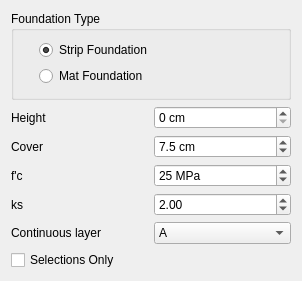
Qt form safe/punch/Resources/ui/foundation_panel.ui (ebrahimraeyat/OSAFE) before a commit.
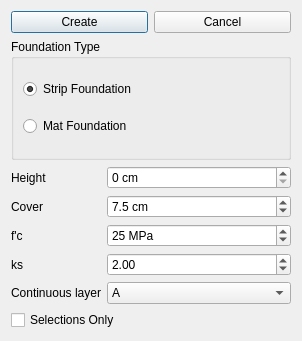
The same form after that commit. Icons and pictures are not drawn.

Commit message: Remove standard buttons from dialogs

```diff
--- a/safe/punch/Resources/ui/foundation_panel.ui
+++ b/safe/punch/Resources/ui/foundation_panel.ui
@@ -7,13 +7,51 @@
     <x>0</x>
     <y>0</y>
     <width>302</width>
-    <height>281</height>
+    <height>341</height>
    </rect>
   </property>
   <property name="windowTitle">
    <string>Create Foundation</string>
   </property>
-  <layout class="QVBoxLayout" name="verticalLayout_3">
+  <layout class="QVBoxLayout" name="verticalLayout">
+   <item>
+    <layout class="QHBoxLayout" name="horizontalLayout">
+     <item>
+      <widget class="QPushButton" name="create_pushbutton">
+       <property name="text">
+        <string>Create</string>
+       </property>
+       <property name="icon">
+        <iconset resource="../../py_widget/resource.qrc">
+         <normaloff>:/safe/Resources/icons/foundation.svg</normaloff>:/safe/Resources/icons/foundation.svg</iconset>
+       </property>
+       <property name="iconSize">
+        <size>
+         <width>40</width>
+         <height>40</height>
+        </size>
+       </property>
+      </widget>
+     </item>
+     <item>
+      <widget class="QPushButton" name="cancel_pushbutton">
+       <property name="text">
+        <string>Cancel</string>
+       </property>
+       <property name="icon">
+        <iconset resource="../../py_widget/resource.qrc">
+         <normaloff>:/safe/Resources/icons/cancel.png</normaloff>:/safe/Resources/icons/cancel.png</iconset>
+       </property>
+       <property name="iconSize">
+        <size>
+         <width>40</width>
+         <height>40</height>
+        </size>
+       </property>
+      </widget>
+     </item>
+    </layout>
+   </item>
    <item>
     <widget class="QGroupBox" name="groupBox">
      <property name="autoFillBackground">
@@ -23,12 +61,9 @@
       <string>Foundation Type</string>
      </property>
      <property name="flat">
-      <bool>true</bool>
+      <bool>false</bool>
      </property>
-     <layout class="QVBoxLayout" name="verticalLayout_4">
-      <property name="leftMargin">
-       <number>25</number>
-      </property>
+     <layout class="QVBoxLayout" name="verticalLayout_2">
       <item>
        <widget class="QRadioButton" name="strip">
         <property name="text">
@@ -53,15 +88,57 @@
     </widget>
    </item>
    <item>
-    <layout class="QGridLayout" name="gridLayout">
-     <item row="3" column="0">
+    <layout class="QFormLayout" name="formLayout">
+     <item row="0" column="0">
+      <widget class="QLabel" name="label">
+       <property name="text">
+        <string>Height</string>
+       </property>
+      </widget>
+     </item>
+     <item row="0" column="1">
+      <widget class="QSpinBox" name="height_spinbox">
+       <property name="suffix">
+        <string> cm</string>
+       </property>
+       <property name="maximum">
+        <number>500</number>
+       </property>
+       <property name="singleStep">
+        <number>5</number>
+       </property>
+       <property name="value">
+        <number>0</number>
+       </property>
+      </widget>
+     </item>
+     <item row="1" column="0">
       <widget class="QLabel" name="label_2">
        <property name="text">
         <string>Cover</string>
        </property>
       </widget>
      </item>
-     <item row="4" column="0">
+     <item row="1" column="1">
+      <widget class="QDoubleSpinBox" name="cover">
+       <property name="suffix">
+        <string> cm</string>
+       </property>
+       <property name="decimals">
+        <number>1</number>
+       </property>
+       <property name="minimum">
+        <double>1.000000000000000</double>
+       </property>
+       <property name="maximum">
+        <double>15.000000000000000</double>
+       </property>
+       <property name="value">
+        <double>7.500000000000000</double>
+       </property>
+      </widget>
+     </item>
+     <item row="2" column="0">
       <widget class="QLabel" name="label_3">
        <property name="text">
         <string>f'c</string>
@@ -69,22 +146,6 @@
       </widget>
      </item>
      <item row="2" column="1">
-      <widget class="QSpinBox" name="height_spinbox">
-       <property name="suffix">
-        <string> cm</string>
-       </property>
-       <property name="maximum">
-        <number>500</number>
-       </property>
-       <property name="singleStep">
-        <number>5</number>
-       </property>
-       <property name="value">
-        <number>0</number>
-       </property>
-      </widget>
-     </item>
-     <item row="4" column="1">
       <widget class="QSpinBox" name="fc">
        <property name="suffix">
         <string> MPa</string>
@@ -97,66 +158,14 @@
        </property>
       </widget>
      </item>
-     <item row="2" column="0">
-      <widget class="QLabel" name="label">
-       <property name="text">
-        <string>Height</string>
-       </property>
-      </widget>
-     </item>
-     <item row="6" column="0">
-      <widget class="QLabel" name="label_4">
-       <property name="text">
-        <string>Continuous layer</string>
-       </property>
-      </widget>
-     </item>
-     <item row="6" column="1">
-      <widget class="QComboBox" name="continuous_layer">
-       <item>
-        <property name="text">
-         <string>A</string>
-        </property>
-       </item>
-       <item>
-        <property name="text">
-         <string>B</string>
-        </property>
-       </item>
-       <item>
-        <property name="text">
-         <string>AB</string>
-        </property>
-       </item>
-      </widget>
-     </item>
-     <item row="3" column="1">
-      <widget class="QDoubleSpinBox" name="cover">
-       <property name="suffix">
-        <string> cm</string>
-       </property>
-       <property name="decimals">
-        <number>1</number>
-       </property>
-       <property name="minimum">
-        <double>1.000000000000000</double>
-       </property>
-       <property name="maximum">
-        <double>15.000000000000000</double>
-       </property>
-       <property name="value">
-        <double>7.500000000000000</double>
-       </property>
-      </widget>
-     </item>
-     <item row="5" column="0">
+     <item row="3" column="0">
       <widget class="QLabel" name="label_5">
        <property name="text">
         <string>ks</string>
        </property>
       </widget>
      </item>
-     <item row="5" column="1">
+     <item row="3" column="1">
       <widget class="QDoubleSpinBox" name="ks">
        <property name="suffix">
         <string/>
@@ -178,6 +187,32 @@
        </property>
       </widget>
      </item>
+     <item row="4" column="0">
+      <widget class="QLabel" name="label_4">
+       <property name="text">
+        <string>Continuous layer</string>
+       </property>
+      </widget>
+     </item>
+     <item row="4" column="1">
+      <widget class="QComboBox" name="continuous_layer">
+       <item>
+        <property name="text">
+         <string>A</string>
+        </property>
+       </item>
+       <item>
+        <property name="text">
+         <string>B</string>
+        </property>
+       </item>
+       <item>
+        <property name="text">
+         <string>AB</string>
+        </property>
+       </item>
+      </widget>
+     </item>
     </layout>
    </item>
    <item>
```
Left out of the diff: 4 changed lines with no effect on the pictures. The commit also changes 14 other files.
